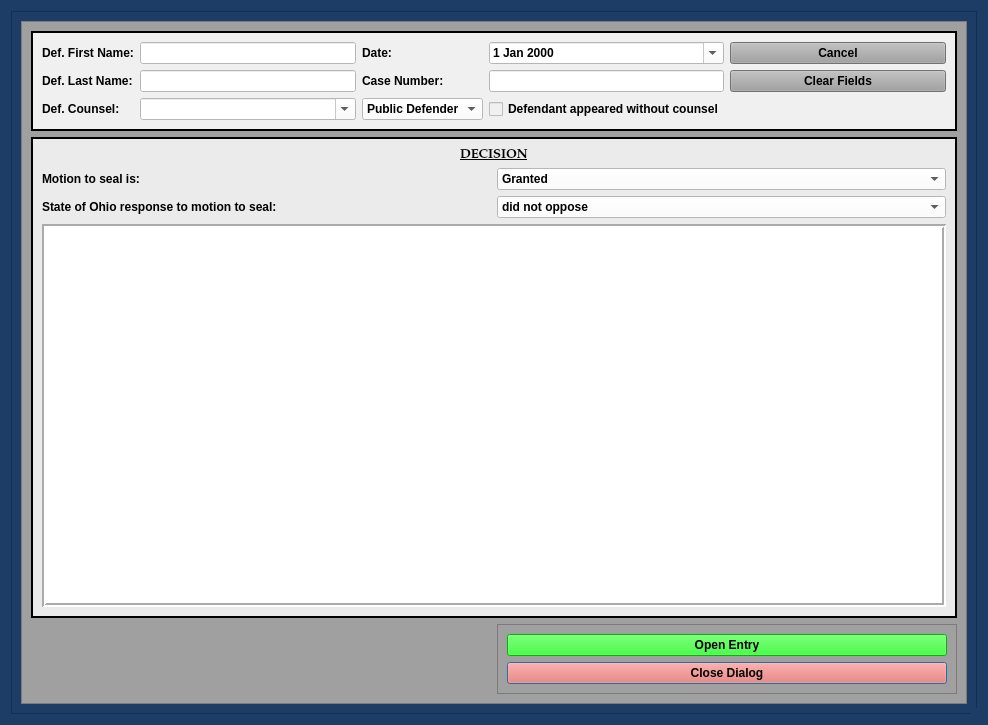
Above: munientry/views/ui/CriminalSealingDialog.ui from HunterProgram22/MuniEntry before the change. Below: the same form after it.
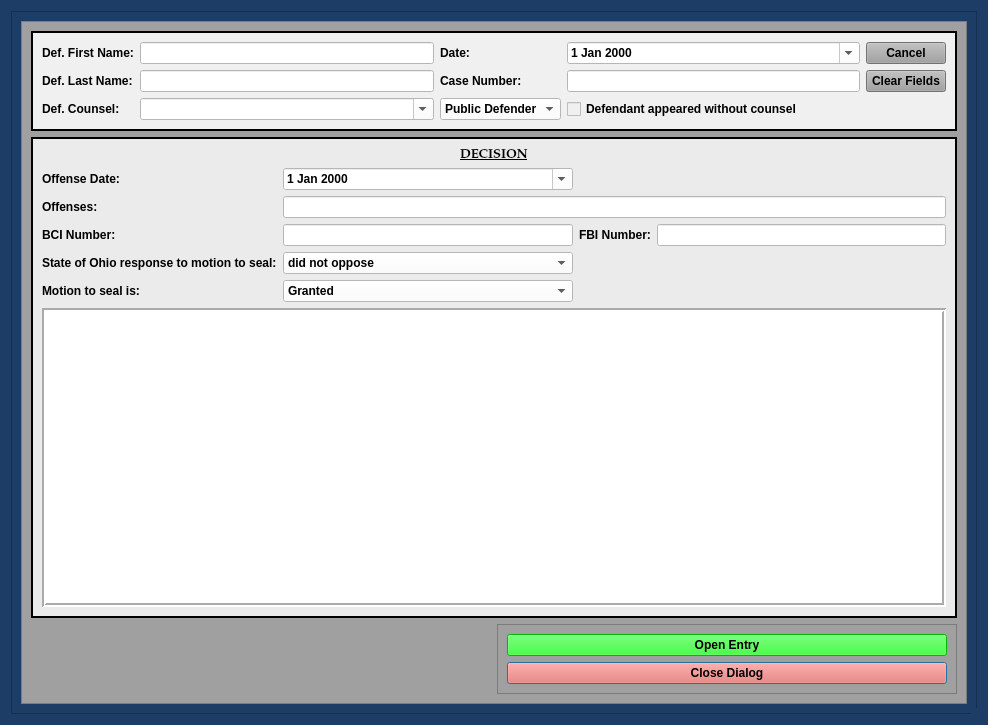
That is the form after the change. Custom widgets are drawn as their Qt base class.

Commit message: Updated CrimSealing UI and Model.

Diff of the .ui file:
```diff
--- a/munientry/views/ui/CriminalSealingDialog.ui
+++ b/munientry/views/ui/CriminalSealingDialog.ui
@@ -205,7 +205,7 @@
             <property name="lineWidth">
              <number>2</number>
             </property>
-            <layout class="QGridLayout" name="gridLayout" columnstretch="0,1,0,1,1">
+            <layout class="QGridLayout" name="gridLayout" columnstretch="0,0,0,0,0">
              <item row="0" column="0">
               <widget class="QLabel" name="label">
                <property name="text">
@@ -226,13 +226,6 @@
                </property>
               </widget>
              </item>
-             <item row="1" column="0">
-              <widget class="QLabel" name="label_2">
-               <property name="text">
-                <string>Def. Last Name:</string>
-               </property>
-              </widget>
-             </item>
              <item row="0" column="3">
               <widget class="NoScrollDateEdit" name="plea_trial_date">
                <property name="focusPolicy">
@@ -264,17 +257,10 @@
                </item>
               </widget>
              </item>
-             <item row="2" column="0">
-              <widget class="QLabel" name="label_24">
+             <item row="1" column="0">
+              <widget class="QLabel" name="label_2">
                <property name="text">
-                <string>Def. Counsel:</string>
-               </property>
-              </widget>
-             </item>
-             <item row="0" column="2">
-              <widget class="QLabel" name="label_26">
-               <property name="text">
-                <string>Date:</string>
+                <string>Def. Last Name:</string>
                </property>
               </widget>
              </item>
@@ -295,16 +281,10 @@
                </property>
               </widget>
              </item>
-             <item row="0" column="4">
-              <widget class="QPushButton" name="cancel_Button">
-               <property name="focusPolicy">
-                <enum>Qt::NoFocus</enum>
-               </property>
-               <property name="styleSheet">
-                <string notr="true">background-color: rgb(160, 160, 160);</string>
-               </property>
+             <item row="0" column="2">
+              <widget class="QLabel" name="label_26">
                <property name="text">
-                <string>Cancel</string>
+                <string>Date:</string>
                </property>
               </widget>
              </item>
@@ -315,13 +295,16 @@
                </property>
               </widget>
              </item>
-             <item row="2" column="1">
-              <widget class="DefenseCounselComboBox" name="defense_counsel_name_box">
+             <item row="0" column="4">
+              <widget class="QPushButton" name="cancel_Button">
+               <property name="focusPolicy">
+                <enum>Qt::NoFocus</enum>
+               </property>
                <property name="styleSheet">
-                <string notr="true">background-color: rgb(255, 255, 255);</string>
+                <string notr="true">background-color: rgb(160, 160, 160);</string>
                </property>
-               <property name="editable">
-                <bool>true</bool>
+               <property name="text">
+                <string>Cancel</string>
                </property>
               </widget>
              </item>
@@ -332,6 +315,16 @@
                </property>
               </widget>
              </item>
+             <item row="2" column="1">
+              <widget class="DefenseCounselComboBox" name="defense_counsel_name_box">
+               <property name="styleSheet">
+                <string notr="true">background-color: rgb(255, 255, 255);</string>
+               </property>
+               <property name="editable">
+                <bool>true</bool>
+               </property>
+              </widget>
+             </item>
              <item row="1" column="4">
               <widget class="QPushButton" name="clear_fields_case_Button">
                <property name="focusPolicy">
@@ -345,6 +338,13 @@
                </property>
               </widget>
              </item>
+             <item row="2" column="0">
+              <widget class="QLabel" name="label_24">
+               <property name="text">
+                <string>Def. Counsel:</string>
+               </property>
+              </widget>
+             </item>
             </layout>
            </widget>
           </item>
@@ -404,8 +404,21 @@
             <property name="lineWidth">
              <number>2</number>
             </property>
-            <layout class="QGridLayout" name="gridLayout_6" rowstretch="0,0,0,0">
-             <item row="0" column="0" colspan="2">
+            <layout class="QGridLayout" name="gridLayout_6" rowstretch="0,0,0,0,0,0,0,0">
+             <item row="7" column="0" colspan="4">
+              <widget class="QPlainTextEdit" name="entry_content_textEdit">
+               <property name="styleSheet">
+                <string notr="true">background-color: rgb(255, 255, 255);</string>
+               </property>
+               <property name="frameShape">
+                <enum>QFrame::Box</enum>
+               </property>
+               <property name="lineWidth">
+                <number>2</number>
+               </property>
+              </widget>
+             </item>
+             <item row="0" column="0" colspan="4">
               <widget class="QLabel" name="label_4">
                <property name="font">
                 <font>
@@ -425,14 +438,98 @@
                </property>
               </widget>
              </item>
+             <item row="2" column="1" colspan="3">
+              <widget class="QLineEdit" name="offense_line_edit">
+               <property name="styleSheet">
+                <string notr="true">background-color: rgb(255, 255, 255);</string>
+               </property>
+              </widget>
+             </item>
+             <item row="3" column="3">
+              <widget class="QLineEdit" name="fbi_number_line_edit">
+               <property name="styleSheet">
+                <string notr="true">background-color: rgb(255, 255, 255);</string>
+               </property>
+              </widget>
+             </item>
              <item row="1" column="0">
+              <widget class="QLabel" name="label_8">
+               <property name="text">
+                <string>Offense Date:</string>
+               </property>
+              </widget>
+             </item>
+             <item row="5" column="0">
+              <widget class="QLabel" name="label_6">
+               <property name="text">
+                <string>State of Ohio response to motion to seal:</string>
+               </property>
+              </widget>
+             </item>
+             <item row="5" column="1">
+              <widget class="NoScrollComboBox" name="state_response_box">
+               <property name="styleSheet">
+                <string notr="true">background-color: rgb(255, 255, 255);</string>
+               </property>
+               <item>
+                <property name="text">
+                 <string>did not oppose</string>
+                </property>
+               </item>
+               <item>
+                <property name="text">
+                 <string>opposed</string>
+                </property>
+               </item>
+              </widget>
+             </item>
+             <item row="1" column="1">
+              <widget class="NoScrollDateEdit" name="offense_date">
+               <property name="styleSheet">
+                <string notr="true">background-color: rgb(255, 255, 255);
+color: rgb(0, 0, 0);</string>
+               </property>
+               <property name="calendarPopup">
+                <bool>true</bool>
+               </property>
+              </widget>
+             </item>
+             <item row="3" column="2">
+              <widget class="QLabel" name="label_10">
+               <property name="text">
+                <string>FBI Number:</string>
+               </property>
+              </widget>
+             </item>
+             <item row="3" column="0">
+              <widget class="QLabel" name="label_9">
+               <property name="text">
+                <string>BCI Number:</string>
+               </property>
+              </widget>
+             </item>
+             <item row="2" column="0">
+              <widget class="QLabel" name="label_7">
+               <property name="text">
+                <string>Offenses:</string>
+               </property>
+              </widget>
+             </item>
+             <item row="3" column="1">
+              <widget class="QLineEdit" name="bci_number_line_edit">
+               <property name="styleSheet">
+                <string notr="true">background-color: rgb(255, 255, 255);</string>
+               </property>
+              </widget>
+             </item>
+             <item row="6" column="0">
               <widget class="QLabel" name="label_5">
                <property name="text">
                 <string>Motion to seal is:</string>
                </property>
               </widget>
              </item>
-             <item row="1" column="1">
+             <item row="6" column="1">
               <widget class="NoScrollComboBox" name="seal_decision_box">
                <property name="styleSheet">
                 <string notr="true">background-color: rgb(255, 255, 255);</string>
@@ -454,43 +551,6 @@
                </item>
               </widget>
              </item>
-             <item row="3" column="0" colspan="2">
-              <widget class="QPlainTextEdit" name="entry_content_textEdit">
-               <property name="styleSheet">
-                <string notr="true">background-color: rgb(255, 255, 255);</string>
-               </property>
-               <property name="frameShape">
-                <enum>QFrame::Box</enum>
-               </property>
-               <property name="lineWidth">
-                <number>2</number>
-               </property>
-              </widget>
-             </item>
-             <item row="2" column="0">
-              <widget class="QLabel" name="label_6">
-               <property name="text">
-                <string>State of Ohio response to motion to seal:</string>
-               </property>
-              </widget>
-             </item>
-             <item row="2" column="1">
-              <widget class="NoScrollComboBox" name="state_response_box">
-               <property name="styleSheet">
-                <string notr="true">background-color: rgb(255, 255, 255);</string>
-               </property>
-               <item>
-                <property name="text">
-                 <string>did not oppose</string>
-                </property>
-               </item>
-               <item>
-                <property name="text">
-                 <string>opposed</string>
-                </property>
-               </item>
-              </widget>
-             </item>
             </layout>
            </widget>
           </item>
```
Left out of the diff: 5 changed lines with no effect on the pictures. The commit also changes 4 other files.
